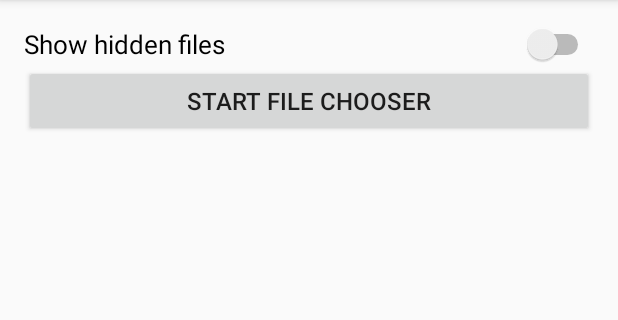
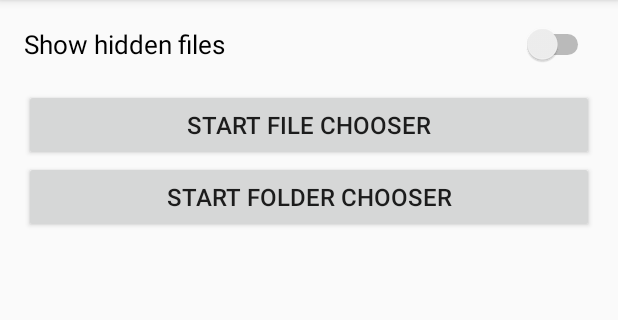
Before and after one commit to TheLuckyCoder/MaterialChooser, an Android app: the screen it shows after launch (MainActivity), on a phone screen of 412 x 824 dp, the part 84-404 px from its top. Run offline under Robolectric (Android 15) with nearby library versions, the phone set to English and light mode, and no system bars.

Commit message:
Add Folder Chooser sample

```diff
--- a/sample/src/main/java/net/theluckycoder/filechooserexample/MainActivity.kt
+++ b/sample/src/main/java/net/theluckycoder/filechooserexample/MainActivity.kt
@@ -14,15 +14,15 @@ class MainActivity : AppCompatActivity() {
         private const val REQUEST_CODE = 10
     }
 
-    private lateinit var filePathTxt: TextView
-    private lateinit var showHiddenFiles: Switch
+    private lateinit var tvResultPath: TextView
+    private lateinit var swShowHiddenFiles: Switch
 
     override fun onCreate(savedInstanceState: Bundle?) {
         super.onCreate(savedInstanceState)
         setContentView(R.layout.activity_main)
 
-        filePathTxt = findViewById(R.id.tv_file_path)
-        showHiddenFiles = findViewById(R.id.sw_hidden_files)
+        tvResultPath = findViewById(R.id.tv_result_path)
+        swShowHiddenFiles = findViewById(R.id.sw_hidden_files)
     }
 
     override fun onActivityResult(requestCode: Int, resultCode: Int, data: Intent?) {
@@ -30,17 +30,25 @@ class MainActivity : AppCompatActivity() {
         data ?: return
 
         if (requestCode == REQUEST_CODE && resultCode == RESULT_OK) {
-            val filePath = data.getStringExtra(Chooser.RESULT_PATH)
+            val path = data.getStringExtra(Chooser.RESULT_PATH)
 
-            filePathTxt.text = filePath
+            tvResultPath.text = path
         }
     }
 
     fun startFileChooser(@Suppress("UNUSED_PARAMETER") view: View) {
         Chooser(this,
             requestCode = REQUEST_CODE,
-            showHiddenFiles = showHiddenFiles.isChecked,
+            showHiddenFiles = swShowHiddenFiles.isChecked,
             fileExtension = "txt")
             .start()
     }
+
+    fun startFolderChooser(@Suppress("UNUSED_PARAMETER") view: View) {
+        Chooser(this,
+            requestCode = REQUEST_CODE,
+            showHiddenFiles = swShowHiddenFiles.isChecked,
+            chooserType = Chooser.FOLDER_CHOOSER)
+            .start()
+    }
 }
--- a/sample/src/main/res/layout/activity_main.xml
+++ b/sample/src/main/res/layout/activity_main.xml
@@ -16,15 +16,23 @@
     <Button
         android:layout_width="match_parent"
         android:layout_height="wrap_content"
+        android:layout_marginTop="16dp"
         android:onClick="startFileChooser"
         android:text="@string/start_file_chooser"
-        android:textSize="16sp"/>
+        android:textSize="16sp" />
+
+    <Button
+        android:layout_width="match_parent"
+        android:layout_height="wrap_content"
+        android:onClick="startFolderChooser"
+        android:text="@string/start_folder_chooser"
+        android:textSize="16sp" />
 
     <TextView
-        android:id="@+id/tv_file_path"
+        android:id="@+id/tv_result_path"
         android:layout_width="wrap_content"
         android:layout_height="wrap_content"
-        android:textSize="17sp"
-        android:layout_marginTop="16dp" />
+        android:layout_marginTop="8dp"
+        android:textSize="17sp" />
 
 </LinearLayout>
--- a/sample/src/main/res/values/strings.xml
+++ b/sample/src/main/res/values/strings.xml
@@ -1,4 +1,5 @@
 <resources>
     <string name="app_name">File Chooser Example</string>
     <string name="start_file_chooser">Start File Chooser</string>
+    <string name="start_folder_chooser">Start Folder Chooser</string>
 </resources>
```
